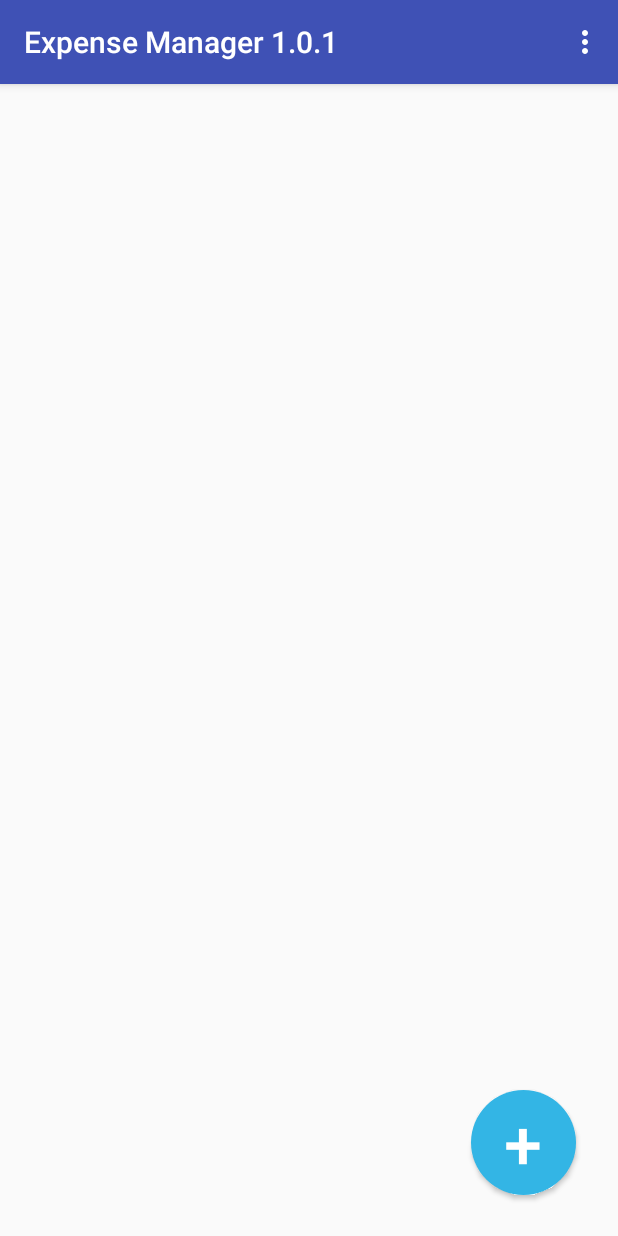
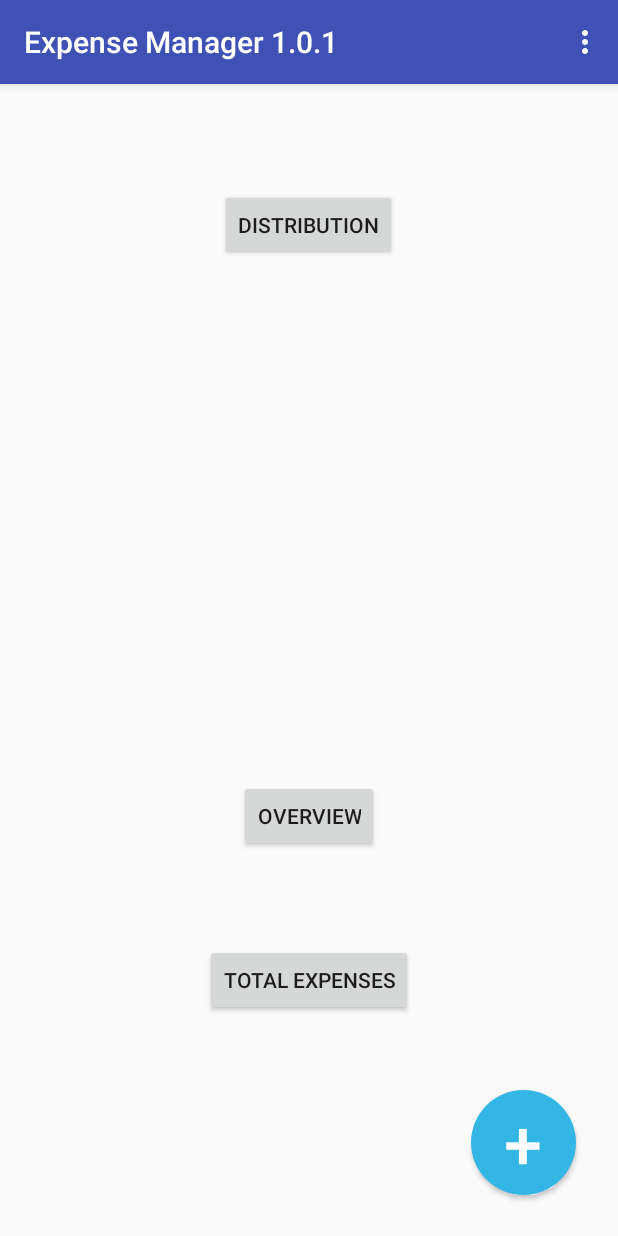
Before and after one commit to alkesh47/Diana, an Android app: the screen it shows after launch (MainActivity), on a phone screen of 412 x 824 dp. Run offline under Robolectric (Android 15) with nearby library versions, the light colour scheme and no system bars.

Commit message:
The app is now fully functional,some minor UI adjustments and a bit of bug squashing left.

```diff
--- a/app/src/main/java/com/example/alkesh/expensemanager101/MainActivity.java
+++ b/app/src/main/java/com/example/alkesh/expensemanager101/MainActivity.java
@@ -14,10 +14,10 @@ import android.widget.Button;
 import android.widget.TextView;
 import android.widget.Toast;
 
-public class MainActivity extends AppCompatActivity {
+public class MainActivity extends AppCompatActivity implements View.OnClickListener {
 
-    Button Add;
-    private SQLiteDatabase db,db2,db3;
+    Button Add,Total,Dist,Main;
+    private SQLiteDatabase db;
 
     @Override
     protected void onCreate(Bundle savedInstanceState) {
@@ -27,6 +27,14 @@ public class MainActivity extends AppCompatActivity {
 
 
         Add = (Button) findViewById(R.id.addbutton);
+        Total = (Button) findViewById(R.id.totalbutton);
+        Dist = (Button) findViewById(R.id.distributionbutton);
+        Main = (Button) findViewById(R.id.overviewbutton);
+
+        Total.setOnClickListener(this);
+        Dist.setOnClickListener(this);
+        Main.setOnClickListener(this);
+
         Add.setOnClickListener(new View.OnClickListener() {
             @Override
             public void onClick(View view) {
@@ -36,37 +44,14 @@ public class MainActivity extends AppCompatActivity {
         });
 
         CreateDatabase();
-        insertIntoDatabase();
 
     }
 
     public void CreateDatabase(){
         db=openOrCreateDatabase("MoneyDB", Context.MODE_PRIVATE,null);
-        db2=openOrCreateDatabase("MonthsTotalDB", Context.MODE_PRIVATE,null);
-        db2.execSQL("CREATE TABLE IF NOT EXISTS monthtotal(id INTEGER PRIMARY KEY AUTOINCREMENT NOT NULL, monthName VARCHAR ,total VARCHAR );");
         db.execSQL("CREATE TABLE IF NOT EXISTS money(id INTEGER PRIMARY KEY AUTOINCREMENT NOT NULL, name VARCHAR ,date VARCHAR, notes VARCHAR, months VARCHAR);");
-        Toast.makeText(this,"Database Created",Toast.LENGTH_SHORT).show();
     }
 
-    protected void insertIntoDatabase(){
-        int tmp=0;
-        db2.execSQL("INSERT INTO monthtotal (monthName,total) VALUES ('"+"January"+"' , '"+tmp+"')");
-        db2.execSQL("INSERT INTO monthtotal (monthName,total) VALUES ('"+"February"+"', '"+tmp+"')");
-        db2.execSQL("INSERT INTO monthtotal (monthName,total) VALUES ('"+"March"+"' , '"+tmp+"')");
-        db2.execSQL("INSERT INTO monthtotal (monthName,total) VALUES ('"+"April"+"' , '"+tmp+"')");
-        db2.execSQL("INSERT INTO monthtotal (monthName,total) VALUES ('"+"May"+"' , '"+tmp+"')");
-        db2.execSQL("INSERT INTO monthtotal (monthName,total) VALUES ('"+"June"+"' , '"+tmp+"')");
-        db2.execSQL("INSERT INTO monthtotal (monthName,total) VALUES ('"+"July"+"' , '"+tmp+"')");
-        db2.execSQL("INSERT INTO monthtotal (monthName,total) VALUES ('"+"August"+"' , '"+tmp+"')");
-        db2.execSQL("INSERT INTO monthtotal (monthName,total) VALUES ('"+"September"+"' , '"+tmp+"')");
-        db2.execSQL("INSERT INTO monthtotal (monthName,total) VALUES ('"+"October"+"' , '"+tmp+"')");
-        db2.execSQL("INSERT INTO monthtotal (monthName,total) VALUES ('"+"Novemebr"+"' , '"+tmp+"')");
-        db2.execSQL("INSERT INTO monthtotal (monthName,total) VALUES ('"+"December"+"' , '"+tmp+"')");
-
-        //ContentValues contentValues=new ContentValues();
-
-        Toast.makeText(this,"Second DB created",Toast.LENGTH_SHORT).show();
-    }
 
     @Override
     public boolean onCreateOptionsMenu(Menu menu) {
@@ -85,4 +70,21 @@ public class MainActivity extends AppCompatActivity {
         }
         return super.onOptionsItemSelected(item);
     }
+
+    @Override
+    public void onClick(View view) {
+        if (view == Dist){
+            Intent intent=new Intent(MainActivity.this,Distribution.class);
+            startActivity(intent);
+        }
+        if (view == Total){
+            Intent intent=new Intent(MainActivity.this,TotalSum.class);
+            startActivity(intent);
+        }
+        if (view == Main){
+            Intent intent=new Intent(MainActivity.this,Overview.class);
+            startActivity(intent);
+        }
+
+    }
 }
--- a/app/src/main/java/com/example/alkesh/expensemanager101/TotalSum.java
+++ b/app/src/main/java/com/example/alkesh/expensemanager101/TotalSum.java
@@ -22,10 +22,6 @@ public class TotalSum extends AppCompatActivity {
         TotalSumDisplay=(TextView)findViewById(R.id.Total);
         AprilDisp=(TextView)findViewById(R.id.AprilTotal);
 
-        db=openOrCreateDatabase("MoneyDB", Context.MODE_PRIVATE,null);
-        c=db.rawQuery("SELECT SUM(name) FROM money",null);
-
-
         String i=getSum();
         String i2=getAprilSum();
 
@@ -36,6 +32,8 @@ public class TotalSum extends AppCompatActivity {
     }
 
     protected String getSum(){
+        db=openOrCreateDatabase("MoneyDB", Context.MODE_PRIVATE,null);
+        c=db.rawQuery("SELECT SUM(name) FROM money",null);
         if(c.moveToFirst()){
             return String.valueOf(c.getInt(0));
         }
--- a/app/src/main/res/layout/activity_main.xml
+++ b/app/src/main/res/layout/activity_main.xml
@@ -23,4 +23,31 @@
         android:layout_alignParentBottom="true"
         android:layout_alignParentEnd="true" />
 
+    <Button
+        android:layout_width="wrap_content"
+        android:layout_height="wrap_content"
+        android:text="Distribution"
+        android:id="@+id/distributionbutton"
+        android:layout_alignParentTop="true"
+        android:layout_centerHorizontal="true"
+        android:layout_marginTop="54dp" />
+
+    <Button
+        android:layout_width="wrap_content"
+        android:layout_height="wrap_content"
+        android:text="Overview"
+        android:id="@+id/overviewbutton"
+        android:layout_above="@+id/totalbutton"
+        android:layout_centerHorizontal="true"
+        android:layout_marginBottom="61dp" />
+
+    <Button
+        android:layout_width="wrap_content"
+        android:layout_height="wrap_content"
+        android:text="Total Expenses"
+        android:id="@+id/totalbutton"
+        android:layout_marginBottom="49dp"
+        android:layout_above="@+id/addbutton"
+        android:layout_centerHorizontal="true" />
+
 </RelativeLayout>
```
Also changed, not shown: app/src/main/java/com/example/alkesh/expensemanager101/AddMoney.java (+5 -10 lines), app/src/main/java/com/example/alkesh/expensemanager101/Distribution.java (+43 -59 lines), app/src/main/java/com/example/alkesh/expensemanager101/Overview.java (+9 -9 lines).
